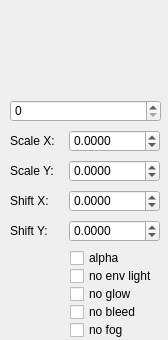
Marzac/die, file editor/wdgsurfaceedit.ui: the form before one commit.
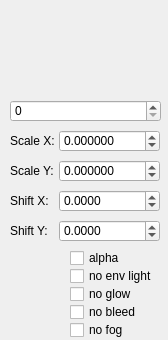
The form after the commit. Custom widgets are drawn as their Qt base class.

Commit message: Show and save surface scales with 6 decimals

The edit to the form file:
```diff
--- a/editor/wdgsurfaceedit.ui
+++ b/editor/wdgsurfaceedit.ui
@@ -16,9 +16,9 @@
   <widget class="QDoubleSpinBox" name="spinShiftY">
    <property name="geometry">
     <rect>
-     <x>69</x>
+     <x>59</x>
      <y>220</y>
-     <width>91</width>
+     <width>101</width>
      <height>22</height>
     </rect>
    </property>
@@ -40,7 +40,7 @@
     <rect>
      <x>10</x>
      <y>190</y>
-     <width>61</width>
+     <width>51</width>
      <height>21</height>
     </rect>
    </property>
@@ -53,7 +53,7 @@
     <rect>
      <x>10</x>
      <y>130</y>
-     <width>61</width>
+     <width>51</width>
      <height>21</height>
     </rect>
    </property>
@@ -66,7 +66,7 @@
     <rect>
      <x>10</x>
      <y>160</y>
-     <width>61</width>
+     <width>51</width>
      <height>21</height>
     </rect>
    </property>
@@ -77,9 +77,9 @@
   <widget class="QDoubleSpinBox" name="spinShiftX">
    <property name="geometry">
     <rect>
-     <x>69</x>
+     <x>59</x>
      <y>190</y>
-     <width>91</width>
+     <width>101</width>
      <height>22</height>
     </rect>
    </property>
@@ -101,7 +101,7 @@
     <rect>
      <x>10</x>
      <y>220</y>
-     <width>61</width>
+     <width>51</width>
      <height>21</height>
     </rect>
    </property>
@@ -112,14 +112,14 @@
   <widget class="QDoubleSpinBox" name="spinScaleY">
    <property name="geometry">
     <rect>
-     <x>69</x>
+     <x>59</x>
      <y>160</y>
-     <width>91</width>
+     <width>101</width>
      <height>22</height>
     </rect>
    </property>
    <property name="decimals">
-    <number>4</number>
+    <number>6</number>
    </property>
    <property name="minimum">
     <double>-1024.000000000000000</double>
@@ -134,14 +134,14 @@
   <widget class="QDoubleSpinBox" name="spinScaleX">
    <property name="geometry">
     <rect>
-     <x>69</x>
+     <x>59</x>
      <y>130</y>
-     <width>91</width>
+     <width>101</width>
      <height>22</height>
     </rect>
    </property>
    <property name="decimals">
-    <number>4</number>
+    <number>6</number>
    </property>
    <property name="minimum">
     <double>-1024.000000000000000</double>
```
The commit also changes 1 other file.
